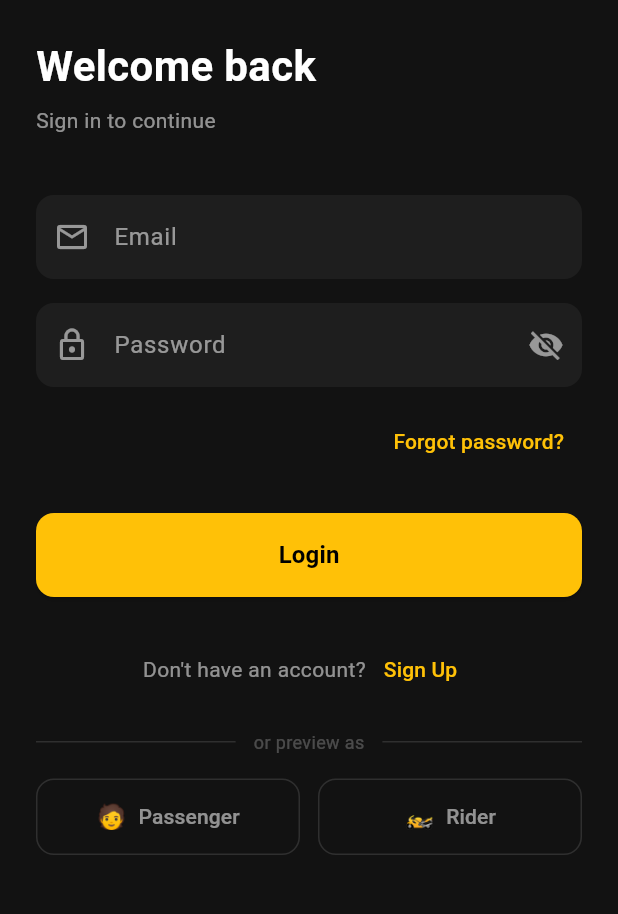
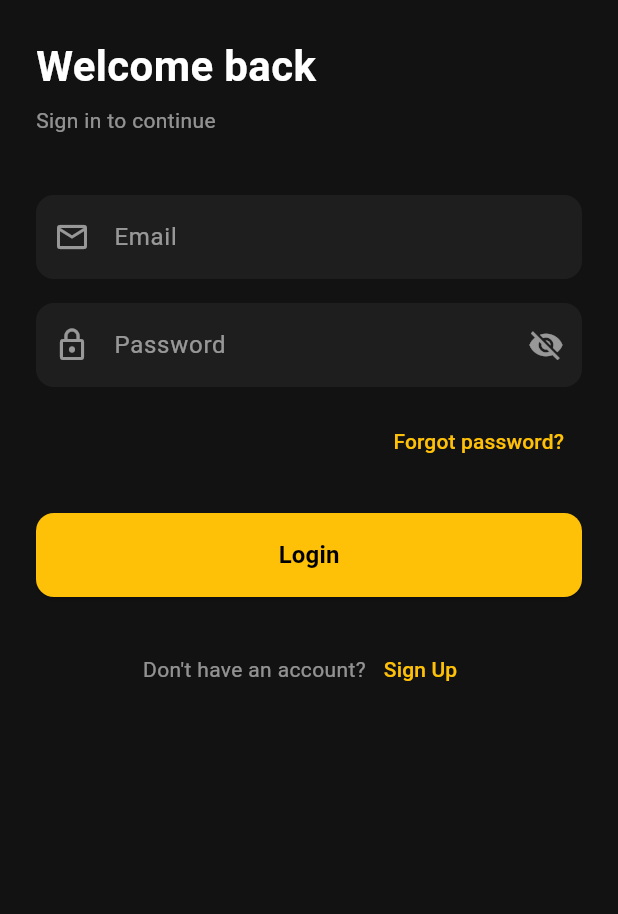
Before and after one commit to shadow-hunter24/YERIDE, a Flutter app: the screen it shows after launch, after a tap on "Skip", on a phone screen of 412 x 824 dp, the part 216-1130 px from its top. Run offline on Flutter 3.47's test engine with Material 3 defaults, Android fonts, the phone set to English and light mode, and no system bars; our stand-ins replace cloud_firestore, firebase_auth, firebase_core; accounts and stored records are empty.

Commit message:
Remove guest preview buttons - use real Firebase auth only

```diff
--- a/lib/screens/auth/login_screen.dart
+++ b/lib/screens/auth/login_screen.dart
@@ -160,60 +160,6 @@ class _LoginScreenState extends State<LoginScreen> {
                     ),
                   ],
                 ),
-                const SizedBox(height: 16),
-                const Row(children: [
-                  Expanded(child: Divider(color: Colors.white12)),
-                  Padding(
-                    padding: EdgeInsets.symmetric(horizontal: 12),
-                    child: Text('or preview as',
-                        style: TextStyle(color: Colors.white24, fontSize: 12)),
-                  ),
-                  Expanded(child: Divider(color: Colors.white12)),
-                ]),
-                const SizedBox(height: 16),
-                Row(
-                  children: [
-                    Expanded(
-                      child: OutlinedButton.icon(
-                        style: OutlinedButton.styleFrom(
-                          side: const BorderSide(color: Colors.white12),
-                          padding: const EdgeInsets.symmetric(vertical: 14),
-                          shape: RoundedRectangleBorder(
-                              borderRadius: BorderRadius.circular(12)),
-                        ),
-                        onPressed: () => Navigator.pushReplacement(
-                          context,
-                          MaterialPageRoute(
-                              builder: (_) => const PassengerHomeScreen()),
-                        ),
-                        icon: const Text('🧑',
-                            style: TextStyle(fontSize: 16)),
-                        label: const Text('Passenger',
-                            style: TextStyle(color: Colors.white54)),
-                      ),
-                    ),
-                    const SizedBox(width: 12),
-                    Expanded(
-                      child: OutlinedButton.icon(
-                        style: OutlinedButton.styleFrom(
-                          side: const BorderSide(color: Colors.white12),
-                          padding: const EdgeInsets.symmetric(vertical: 14),
-                          shape: RoundedRectangleBorder(
-                              borderRadius: BorderRadius.circular(12)),
-                        ),
-                        onPressed: () => Navigator.pushReplacement(
-                          context,
-                          MaterialPageRoute(
-                              builder: (_) => rider.RiderHomeScreen()),
-                        ),
-                        icon: const Text('🏍',
-                            style: TextStyle(fontSize: 16)),
-                        label: const Text('Rider',
-                            style: TextStyle(color: Colors.white54)),
-                      ),
-                    ),
-                  ],
-                ),
               ],
             ),
           ),
```
Also changed, not shown: 1 other file.
